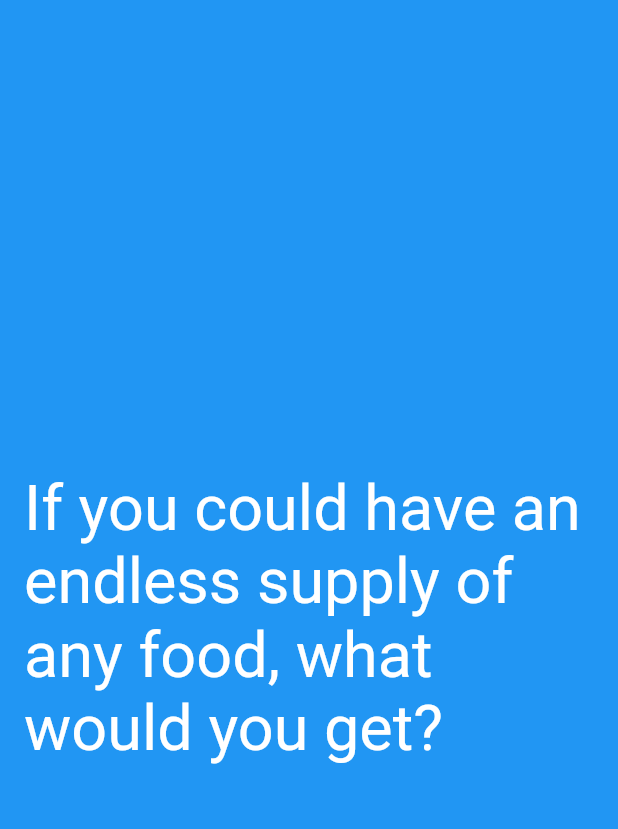
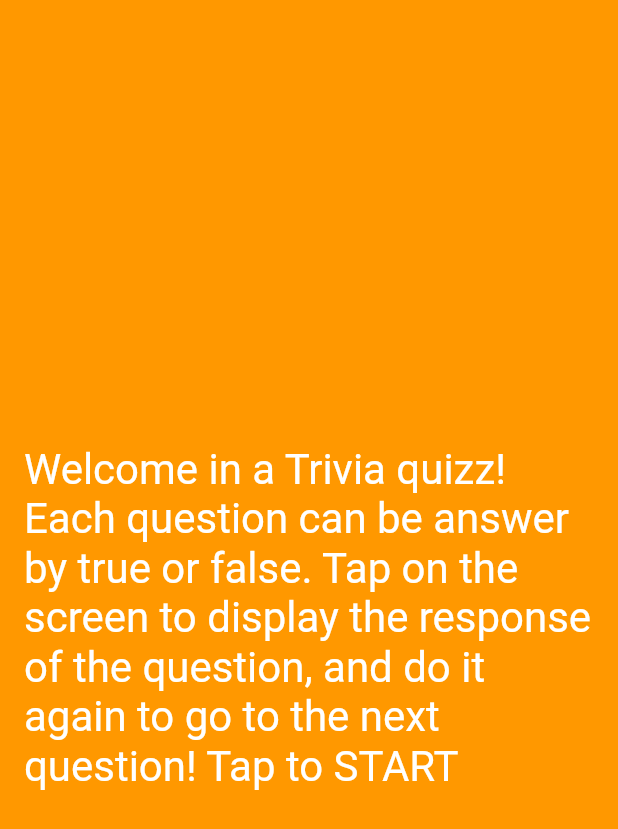
Before and after one commit to aroussie-zz/Icebreaker, a Flutter app: the screen it shows after launch, on a phone screen of 412 x 824 dp. Shown: the top 829 px of the screen. Run offline on Flutter 3.47's test engine with Material 2 defaults, Android fonts, the phone set to English and light mode, and no system bars; our stand-ins replace html_unescape; network calls fail.

Commit message:
questions are fetched

```diff
--- a/lib/main.dart
+++ b/lib/main.dart
@@ -1,6 +1,9 @@
 import 'dart:math';
-
+import 'dart:async';
+import 'dart:convert';
 import 'package:flutter/material.dart';
+import 'package:http/http.dart' as http;
+import 'package:html_unescape/html_unescape.dart';
 
 void main() => runApp(MyApp());
 
@@ -8,11 +11,18 @@ class MyApp extends StatelessWidget {
   @override
   Widget build(BuildContext context) {
     return MaterialApp(
-      theme: ThemeData(
-        primarySwatch: Colors.blue,
-      ),
       home: MyHomePage(),
     );
+  }
+}
+
+class Question {
+  String question, answer;
+
+  Question({this.question, this.answer});
+
+  factory Question.fromJson(Map<String, dynamic> json) {
+    return Question(question: json['question'], answer: json['correct_answer']);
   }
 }
 
@@ -22,17 +32,14 @@ class MyHomePage extends StatefulWidget {
 }
 
 class _MyHomePageState extends State<MyHomePage> with TickerProviderStateMixin {
-  List<String> questions = [
-    "If you could have an endless supply of any food, what would you get?",
-    "Hi",
-    "Hi test 3!!"
-  ];
-
-  List<Color> _backgroundColors = [
-    Colors.blue,
-    Colors.orange,
-    Colors.green,
-    Colors.purple
+  static const String TRIVIA_API_URL = 'https://opentdb.com/api.php?amount=30&category=18&type=boolean';
+  List<Question> _questions = [
+    Question(
+        question:
+            "Welcome in a Trivia quizz! Each question can be answer by true or false. "
+            "Tap on the screen to display the response of the question, "
+            "and do it again to go to the next question! Tap to START",
+        answer: "")
   ];
 
   AnimationController _animationController;
@@ -42,7 +49,7 @@ class _MyHomePageState extends State<MyHomePage> with TickerProviderStateMixin {
   Animation<double> _questionAnimation;
   Tween<Color> _colorTween;
   int _currentColorIndex = 0;
-  final UniqueKey questionKey = UniqueKey();
+  int _currentQuestionIndex = 0;
   String myQuestion;
 
   @override
@@ -50,24 +57,28 @@ class _MyHomePageState extends State<MyHomePage> with TickerProviderStateMixin {
     super.initState();
     _animationController = AnimationController(
       vsync: this,
-      duration: Duration(milliseconds: 2000),
+      duration: Duration(milliseconds: 500),
     );
 
     _questionAnimationController = AnimationController(
       vsync: this,
-      duration: Duration(milliseconds: 500),
+      duration: Duration(milliseconds: 250),
     );
 
     _curvedAnimation =
         CurvedAnimation(parent: _animationController, curve: Curves.easeOut);
 
-    _colorTween =
-        ColorTween(begin: _backgroundColors[0], end: _backgroundColors[0]);
+    _colorTween = ColorTween(begin: Colors.orange, end: Colors.orange);
 
     _colorAnimation = _colorTween.animate(_curvedAnimation);
     _questionAnimation =
         Tween<double>(begin: 1, end: 0).animate(_questionAnimationController);
-    myQuestion = questions[0];
+    myQuestion = _questions[0].question;
+
+    getQuestions()
+        .then((fetchedQuestions) {
+        debugPrint("QUestions fetched !! Size: ${fetchedQuestions.length}");
+          _questions.addAll(fetchedQuestions);});
   }
 
   @override
@@ -88,7 +99,7 @@ class _MyHomePageState extends State<MyHomePage> with TickerProviderStateMixin {
                                 opacity: _questionAnimation.value,
                                 child: Text(
                                   myQuestion,
-                                  textScaleFactor: 3,
+                                  textScaleFactor: 2,
                                   style: TextStyle(color: Colors.white),
                                 ),
                               ),
@@ -103,44 +114,25 @@ class _MyHomePageState extends State<MyHomePage> with TickerProviderStateMixin {
     _colorTween.end = generateRandomColor();
     _animationController.forward();
     _questionAnimationController.forward().whenComplete(() {
-      myQuestion = questions[1];
+      _currentQuestionIndex++;
+      myQuestion = HtmlUnescape().convert(_questions[_currentQuestionIndex].question);
       _questionAnimationController.reverse();
     });
   }
 
   Color generateRandomColor() {
-    int a = Random().nextInt(_backgroundColors.length);
+    var availableColors = Colors.primaries.sublist(0, 9);
+    int a = Random().nextInt(availableColors.length);
     if (a != _currentColorIndex) {
       _currentColorIndex = a;
-      return _backgroundColors[a];
+      return availableColors[a];
     } else
       return generateRandomColor();
   }
-}
 
-class QuestionPage extends StatelessWidget {
-  QuestionPage(Key key, this.question, this.opacity, this.backgroundColor)
-      : super(key: key);
-
-  final String question;
-  final Color backgroundColor;
-  double opacity;
-
-  @override
-  Widget build(BuildContext context) {
-    return Scaffold(
-        backgroundColor: backgroundColor,
-        body: Padding(
-            padding: const EdgeInsets.symmetric(horizontal: 16),
-            child: Align(
-              child: Opacity(
-                opacity: opacity,
-                child: Text(
-                  question,
-                  textScaleFactor: 3,
-                  style: TextStyle(color: Colors.white),
-                ),
-              ),
-            )));
+  Future<List<Question>> getQuestions() async {
+    final response = await http.get(TRIVIA_API_URL);
+    Iterable list = json.decode(response.body)['results'];
+    return list.map((model) => Question.fromJson(model)).toList();
   }
 }
--- a/pubspec.yaml
+++ b/pubspec.yaml
@@ -23,6 +23,9 @@ dependencies:
   # The following adds the Cupertino Icons font to your application.
   # Use with the CupertinoIcons class for iOS style icons.
   cupertino_icons: ^0.1.2
+  # HTTP Requests
+  http: ^0.12.0
+  html_unescape: ^1.0.1+2
 
 dev_dependencies:
   flutter_test:
```
Also changed, not shown: pubspec.lock, 2 other files.
